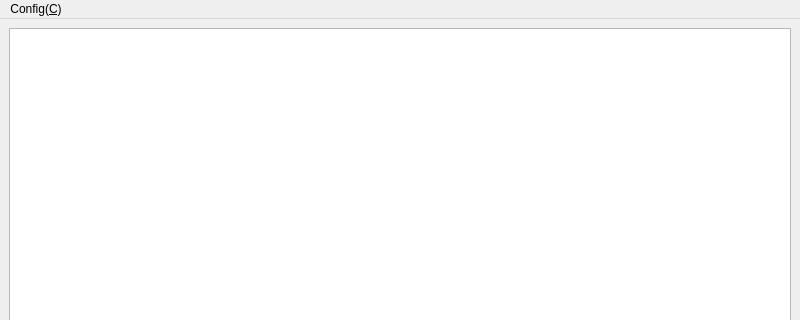
First picture: the form in MarkdownBooks.ui, repository zhongcheng0519/markdown-books, before the edit; both pictures show x 0 to 800 and y 0 to 320 of the 800 by 600 pixel window.
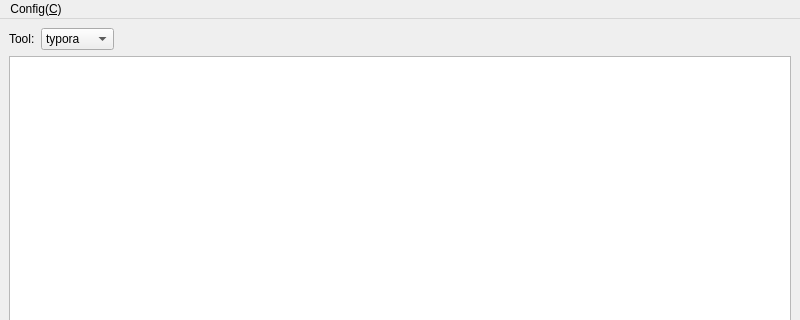
Second picture: the form after the edit.

Commit message: add tool selection

```diff
--- a/MarkdownBooks.ui
+++ b/MarkdownBooks.ui
@@ -15,6 +15,44 @@
   </property>
   <widget class="QWidget" name="centralwidget">
    <layout class="QVBoxLayout" name="verticalLayout">
+    <item>
+     <layout class="QHBoxLayout" name="horizontalLayout">
+      <item>
+       <widget class="QLabel" name="label">
+        <property name="text">
+         <string>Tool:</string>
+        </property>
+       </widget>
+      </item>
+      <item>
+       <widget class="QComboBox" name="comboBoxTool">
+        <item>
+         <property name="text">
+          <string>typora</string>
+         </property>
+        </item>
+        <item>
+         <property name="text">
+          <string>Notable</string>
+         </property>
+        </item>
+       </widget>
+      </item>
+      <item>
+       <spacer name="horizontalSpacer">
+        <property name="orientation">
+         <enum>Qt::Horizontal</enum>
+        </property>
+        <property name="sizeHint" stdset="0">
+         <size>
+          <width>40</width>
+          <height>20</height>
+         </size>
+        </property>
+       </spacer>
+      </item>
+     </layout>
+    </item>
     <item>
      <widget class="QListWidget" name="listWidget"/>
     </item>
```
Left out of the diff: 2 changed lines with no effect on the pictures. The commit also changes 4 other files.
